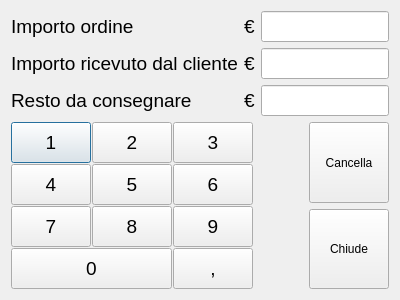
Old version of the form src/restodlg.ui in the repository mtonin/gestcassa.
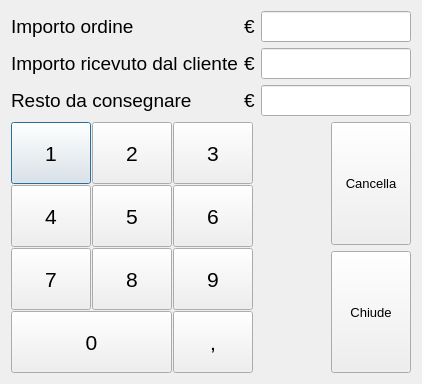
New version of the form.

Commit message: - modificato colore pulsante stampa scontrino in verde - modificata decorazione dialog calcolo resto - modificata gestione filtri nel dialog statistiche

Diff of the .ui file:
```diff
--- a/src/restodlg.ui
+++ b/src/restodlg.ui
@@ -6,8 +6,8 @@
    <rect>
     <x>0</x>
     <y>0</y>
-    <width>400</width>
-    <height>300</height>
+    <width>422</width>
+    <height>384</height>
    </rect>
   </property>
   <property name="windowTitle">
@@ -150,14 +150,16 @@
        <item row="0" column="0">
         <widget class="QPushButton" name="tasto1Btn">
          <property name="sizePolicy">
-          <sizepolicy hsizetype="Minimum" vsizetype="Expanding">
+          <sizepolicy hsizetype="Expanding" vsizetype="Expanding">
            <horstretch>0</horstretch>
            <verstretch>0</verstretch>
           </sizepolicy>
          </property>
          <property name="font">
           <font>
-           <pointsize>14</pointsize>
+           <pointsize>16</pointsize>
+           <weight>50</weight>
+           <bold>false</bold>
           </font>
          </property>
          <property name="text">
@@ -168,14 +170,16 @@
        <item row="1" column="1">
         <widget class="QPushButton" name="tasto5Btn">
          <property name="sizePolicy">
-          <sizepolicy hsizetype="Minimum" vsizetype="Expanding">
+          <sizepolicy hsizetype="Expanding" vsizetype="Expanding">
            <horstretch>0</horstretch>
            <verstretch>0</verstretch>
           </sizepolicy>
          </property>
          <property name="font">
           <font>
-           <pointsize>14</pointsize>
+           <pointsize>16</pointsize>
+           <weight>50</weight>
+           <bold>false</bold>
           </font>
          </property>
          <property name="text">
@@ -186,14 +190,16 @@
        <item row="1" column="2">
         <widget class="QPushButton" name="tasto6Btn">
          <property name="sizePolicy">
-          <sizepolicy hsizetype="Minimum" vsizetype="Expanding">
+          <sizepolicy hsizetype="Expanding" vsizetype="Expanding">
            <horstretch>0</horstretch>
            <verstretch>0</verstretch>
           </sizepolicy>
          </property>
          <property name="font">
           <font>
-           <pointsize>14</pointsize>
+           <pointsize>16</pointsize>
+           <weight>50</weight>
+           <bold>false</bold>
           </font>
          </property>
          <property name="text">
@@ -204,14 +210,16 @@
        <item row="3" column="0" colspan="2">
         <widget class="QPushButton" name="tasto0Btn">
          <property name="sizePolicy">
-          <sizepolicy hsizetype="Minimum" vsizetype="Expanding">
+          <sizepolicy hsizetype="Expanding" vsizetype="Expanding">
            <horstretch>0</horstretch>
            <verstretch>0</verstretch>
           </sizepolicy>
          </property>
          <property name="font">
           <font>
-           <pointsize>14</pointsize>
+           <pointsize>16</pointsize>
+           <weight>50</weight>
+           <bold>false</bold>
           </font>
          </property>
          <property name="text">
@@ -222,14 +230,16 @@
        <item row="0" column="2">
         <widget class="QPushButton" name="tasto3Btn">
          <property name="sizePolicy">
-          <sizepolicy hsizetype="Minimum" vsizetype="Expanding">
+          <sizepolicy hsizetype="Expanding" vsizetype="Expanding">
            <horstretch>0</horstretch>
            <verstretch>0</verstretch>
           </sizepolicy>
          </property>
          <property name="font">
           <font>
-           <pointsize>14</pointsize>
+           <pointsize>16</pointsize>
+           <weight>50</weight>
+           <bold>false</bold>
           </font>
          </property>
          <property name="text">
@@ -240,14 +250,16 @@
        <item row="3" column="2">
         <widget class="QPushButton" name="tastoVirgolaBtn">
          <property name="sizePolicy">
-          <sizepolicy hsizetype="Minimum" vsizetype="Expanding">
+          <sizepolicy hsizetype="Expanding" vsizetype="Expanding">
            <horstretch>0</horstretch>
            <verstretch>0</verstretch>
           </sizepolicy>
          </property>
          <property name="font">
           <font>
-           <pointsize>14</pointsize>
+           <pointsize>16</pointsize>
+           <weight>50</weight>
+           <bold>false</bold>
           </font>
          </property>
          <property name="text">
@@ -258,14 +270,16 @@
        <item row="2" column="0">
         <widget class="QPushButton" name="tasto7Btn">
          <property name="sizePolicy">
-          <sizepolicy hsizetype="Minimum" vsizetype="Expanding">
+          <sizepolicy hsizetype="Expanding" vsizetype="Expanding">
            <horstretch>0</horstretch>
            <verstretch>0</verstretch>
           </sizepolicy>
          </property>
          <property name="font">
           <font>
-           <pointsize>14</pointsize>
+           <pointsize>16</pointsize>
+           <weight>50</weight>
+           <bold>false</bold>
           </font>
          </property>
          <property name="text">
@@ -276,14 +290,16 @@
        <item row="0" column="1">
         <widget class="QPushButton" name="tasto2Btn">
          <property name="sizePolicy">
-          <sizepolicy hsizetype="Minimum" vsizetype="Expanding">
+          <sizepolicy hsizetype="Expanding" vsizetype="Expanding">
            <horstretch>0</horstretch>
            <verstretch>0</verstretch>
           </sizepolicy>
          </property>
          <property name="font">
           <font>
-           <pointsize>14</pointsize>
+           <pointsize>16</pointsize>
+           <weight>50</weight>
+           <bold>false</bold>
           </font>
          </property>
          <property name="text">
@@ -294,14 +310,16 @@
        <item row="2" column="2">
         <widget class="QPushButton" name="tasto9Btn">
          <property name="sizePolicy">
-          <sizepolicy hsizetype="Minimum" vsizetype="Expanding">
+          <sizepolicy hsizetype="Expanding" vsizetype="Expanding">
            <horstretch>0</horstretch>
            <verstretch>0</verstretch>
           </sizepolicy>
          </property>
          <property name="font">
           <font>
-           <pointsize>14</pointsize>
+           <pointsize>16</pointsize>
+           <weight>50</weight>
+           <bold>false</bold>
           </font>
          </property>
          <property name="text">
@@ -312,14 +330,16 @@
        <item row="1" column="0">
         <widget class="QPushButton" name="tasto4Btn">
          <property name="sizePolicy">
-          <sizepolicy hsizetype="Minimum" vsizetype="Expanding">
+          <sizepolicy hsizetype="Expanding" vsizetype="Expanding">
            <horstretch>0</horstretch>
            <verstretch>0</verstretch>
           </sizepolicy>
          </property>
          <property name="font">
           <font>
-           <pointsize>14</pointsize>
+           <pointsize>16</pointsize>
+           <weight>50</weight>
+           <bold>false</bold>
           </font>
          </property>
          <property name="text">
@@ -330,14 +350,16 @@
        <item row="2" column="1">
         <widget class="QPushButton" name="tasto8Btn">
          <property name="sizePolicy">
-          <sizepolicy hsizetype="Minimum" vsizetype="Expanding">
+          <sizepolicy hsizetype="Expanding" vsizetype="Expanding">
            <horstretch>0</horstretch>
            <verstretch>0</verstretch>
           </sizepolicy>
          </property>
          <property name="font">
           <font>
-           <pointsize>14</pointsize>
+           <pointsize>16</pointsize>
+           <weight>50</weight>
+           <bold>false</bold>
           </font>
          </property>
          <property name="text">
@@ -352,6 +374,9 @@
        <property name="orientation">
         <enum>Qt::Horizontal</enum>
        </property>
+       <property name="sizeType">
+        <enum>QSizePolicy::Expanding</enum>
+       </property>
        <property name="sizeHint" stdset="0">
         <size>
          <width>40</width>
@@ -365,7 +390,7 @@
        <item>
         <widget class="QPushButton" name="cancellaBtn">
          <property name="sizePolicy">
-          <sizepolicy hsizetype="Minimum" vsizetype="Expanding">
+          <sizepolicy hsizetype="Expanding" vsizetype="Expanding">
            <horstretch>0</horstretch>
            <verstretch>0</verstretch>
           </sizepolicy>
@@ -378,10 +403,15 @@
          </property>
          <property name="maximumSize">
           <size>
-           <width>100</width>
-           <height>100</height>
+           <width>150</width>
+           <height>150</height>
           </size>
          </property>
+         <property name="font">
+          <font>
+           <pointsize>10</pointsize>
+          </font>
+         </property>
          <property name="text">
           <string>Cancella</string>
          </property>
@@ -390,7 +420,7 @@
        <item>
         <widget class="QPushButton" name="chiudeBtn">
          <property name="sizePolicy">
-          <sizepolicy hsizetype="Minimum" vsizetype="Expanding">
+          <sizepolicy hsizetype="Expanding" vsizetype="Expanding">
            <horstretch>0</horstretch>
            <verstretch>0</verstretch>
           </sizepolicy>
@@ -403,10 +433,15 @@
          </property>
          <property name="maximumSize">
           <size>
-           <width>100</width>
-           <height>100</height>
+           <width>150</width>
+           <height>150</height>
           </size>
          </property>
+         <property name="font">
+          <font>
+           <pointsize>10</pointsize>
+          </font>
+         </property>
          <property name="text">
           <string>Chiude</string>
          </property>
```
The commit also changes 4 other files.
